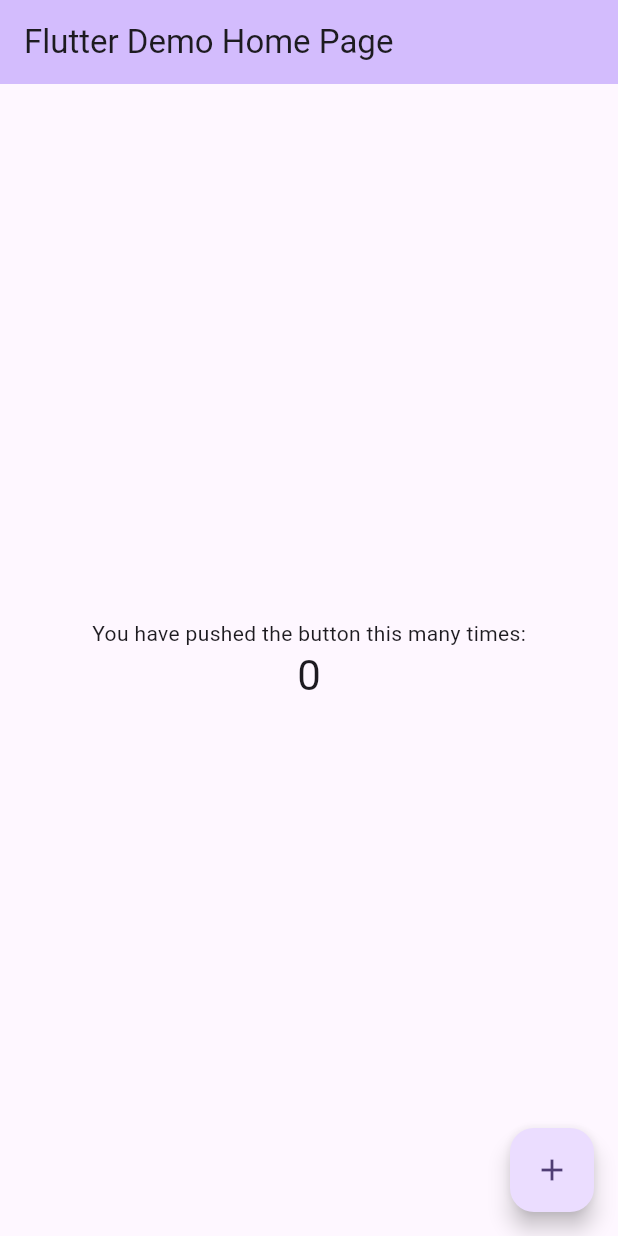
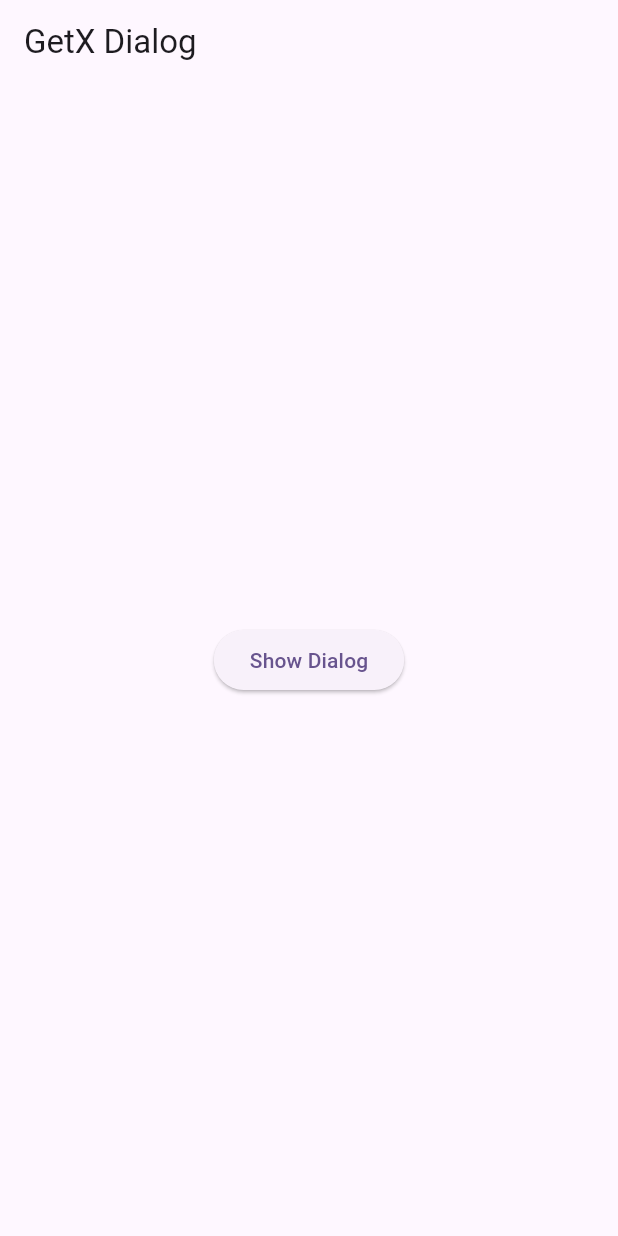
Before and after one commit to mdarifhosain214/Flutter-Statemanagement-, a Flutter app: the screen it shows after launch, on a phone screen of 412 x 824 dp. Run offline on Flutter 3.47's test engine with Material 3 defaults, Android fonts, the phone set to English and light mode, and no system bars; our stand-ins replace get.

Commit message:
dialog part is done

```diff
--- /dev/null
+++ b/getx_statemanagement/lib/dialog.dart
@@ -0,0 +1,30 @@
+import 'package:flutter/material.dart';
+import 'package:get/get.dart';
+
+class GetXDialog extends StatefulWidget {
+  const GetXDialog({super.key});
+
+  @override
+  State<GetXDialog> createState() => _GetXDialogState();
+}
+
+class _GetXDialogState extends State<GetXDialog> {
+  @override
+  Widget build(BuildContext context) {
+    return Scaffold(
+      appBar: AppBar(title: const Text('GetX Dialog')),
+      body: Center(
+          child: ElevatedButton(
+        child: const Text('Show Dialog'),
+        onPressed: () {
+          Get.defaultDialog(
+              title: "Dialog",
+              titleStyle: TextStyle(fontSize: 20, fontWeight: FontWeight.bold),
+              titlePadding: EdgeInsets.all(8),
+              backgroundColor: Color.fromARGB(244, 155, 242, 245),
+              middleText: "This is m9ddle tex placed");
+        },
+      )),
+    );
+  }
+}
--- a/getx_statemanagement/lib/main.dart
+++ b/getx_statemanagement/lib/main.dart
@@ -1,4 +1,7 @@
 import 'package:flutter/material.dart';
+import 'package:getx_statemanagement/dialog.dart';
+import 'package:getx_statemanagement/snackber.dart';
+import 'package:get/get.dart';
 
 void main() {
   runApp(const MyApp());
@@ -6,120 +9,16 @@ void main() {
 
 class MyApp extends StatelessWidget {
   const MyApp({super.key});
-
-  // This widget is the root of your application.
   @override
   Widget build(BuildContext context) {
-    return MaterialApp(
+    return GetMaterialApp(
+      debugShowCheckedModeBanner: false,
       title: 'Flutter Demo',
       theme: ThemeData(
-        // This is the theme of your application.
-        //
-        // TRY THIS: Try running your application with "flutter run". You'll see
-        // the application has a purple toolbar. Then, without quitting the app,
-        // try changing the seedColor in the colorScheme below to Colors.green
-        // and then invoke "hot reload" (save your changes or press the "hot
-        // reload" button in a Flutter-supported IDE, or press "r" if you used
-        // the command line to start the app).
-        //
-        // Notice that the counter didn't reset back to zero; the application
-        // state is not lost during the reload. To reset the state, use hot
-        // restart instead.
-        //
-        // This works for code too, not just values: Most code changes can be
-        // tested with just a hot reload.
         colorScheme: ColorScheme.fromSeed(seedColor: Colors.deepPurple),
         useMaterial3: true,
       ),
-      home: const MyHomePage(title: 'Flutter Demo Home Page'),
+      home: const GetXDialog(),
     );
   }
 }
-
-class MyHomePage extends StatefulWidget {
-  const MyHomePage({super.key, required this.title});
-
-  // This widget is the home page of your application. It is stateful, meaning
-  // that it has a State object (defined below) that contains fields that affect
-  // how it looks.
-
-  // This class is the configuration for the state. It holds the values (in this
-  // case the title) provided by the parent (in this case the App widget) and
-  // used by the build method of the State. Fields in a Widget subclass are
-  // always marked "final".
-
-  final String title;
-
-  @override
-  State<MyHomePage> createState() => _MyHomePageState();
-}
-
-class _MyHomePageState extends State<MyHomePage> {
-  int _counter = 0;
-
-  void _incrementCounter() {
-    setState(() {
-      // This call to setState tells the Flutter framework that something has
-      // changed in this State, which causes it to rerun the build method below
-      // so that the display can reflect the updated values. If we changed
-      // _counter without calling setState(), then the build method would not be
-      // called again, and so nothing would appear to happen.
-      _counter++;
-    });
-  }
-
-  @override
-  Widget build(BuildContext context) {
-    // This method is rerun every time setState is called, for instance as done
-    // by the _incrementCounter method above.
-    //
-    // The Flutter framework has been optimized to make rerunning build methods
-    // fast, so that you can just rebuild anything that needs updating rather
-    // than having to individually change instances of widgets.
-    return Scaffold(
-      appBar: AppBar(
-        // TRY THIS: Try changing the color here to a specific color (to
-        // Colors.amber, perhaps?) and trigger a hot reload to see the AppBar
-        // change color while the other colors stay the same.
-        backgroundColor: Theme.of(context).colorScheme.inversePrimary,
-        // Here we take the value from the MyHomePage object that was created by
-        // the App.build method, and use it to set our appbar title.
-        title: Text(widget.title),
-      ),
-      body: Center(
-        // Center is a layout widget. It takes a single child and positions it
-        // in the middle of the parent.
-        child: Column(
-          // Column is also a layout widget. It takes a list of children and
-          // arranges them vertically. By default, it sizes itself to fit its
-          // children horizontally, and tries to be as tall as its parent.
-          //
-          // Column has various properties to control how it sizes itself and
-          // how it positions its children. Here we use mainAxisAlignment to
-          // center the children vertically; the main axis here is the vertical
-          // axis because Columns are vertical (the cross axis would be
-          // horizontal).
-          //
-          // TRY THIS: Invoke "debug painting" (choose the "Toggle Debug Paint"
-          // action in the IDE, or press "p" in the console), to see the
-          // wireframe for each widget.
-          mainAxisAlignment: MainAxisAlignment.center,
-          children: <Widget>[
-            const Text(
-              'You have pushed the button this many times:',
-            ),
-            Text(
-              '$_counter',
-              style: Theme.of(context).textTheme.headlineMedium,
-            ),
-          ],
-        ),
-      ),
-      floatingActionButton: FloatingActionButton(
-        onPressed: _incrementCounter,
-        tooltip: 'Increment',
-        child: const Icon(Icons.add),
-      ), // This trailing comma makes auto-formatting nicer for build methods.
-    );
-  }
-}
--- a/getx_statemanagement/pubspec.yaml
+++ b/getx_statemanagement/pubspec.yaml
@@ -35,6 +35,7 @@ dependencies:
   # The following adds the Cupertino Icons font to your application.
   # Use with the CupertinoIcons class for iOS style icons.
   cupertino_icons: ^1.0.2
+  get: ^4.6.6
 
 dev_dependencies:
   flutter_test:
```
Also changed, not shown: getx_statemanagement/lib/snackber.dart (+60 -0 lines), getx_statemanagement/pubspec.lock.
